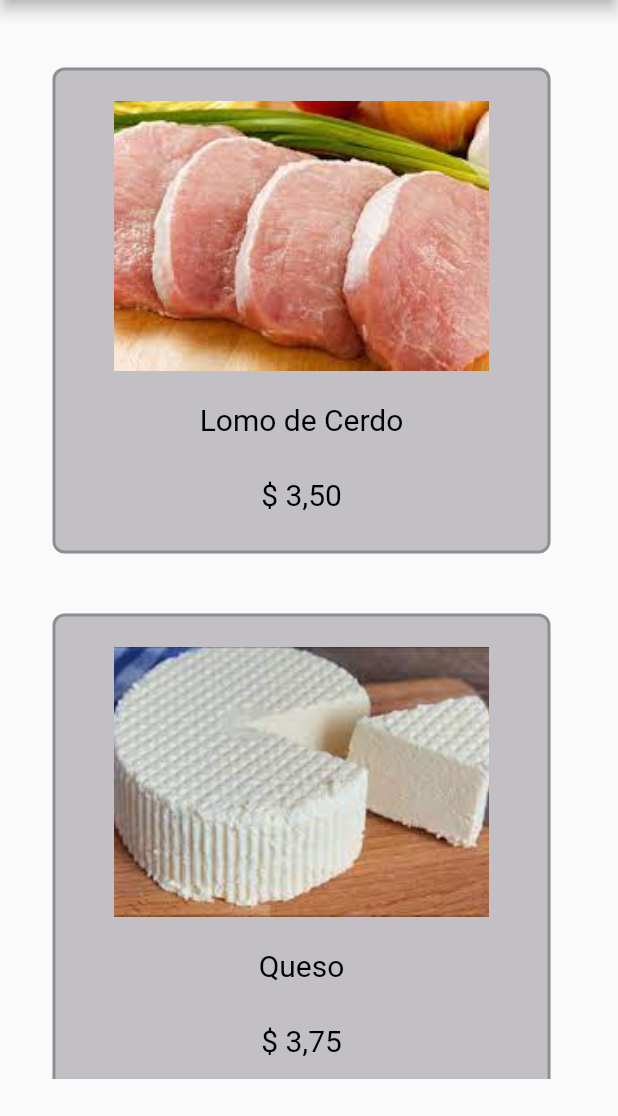
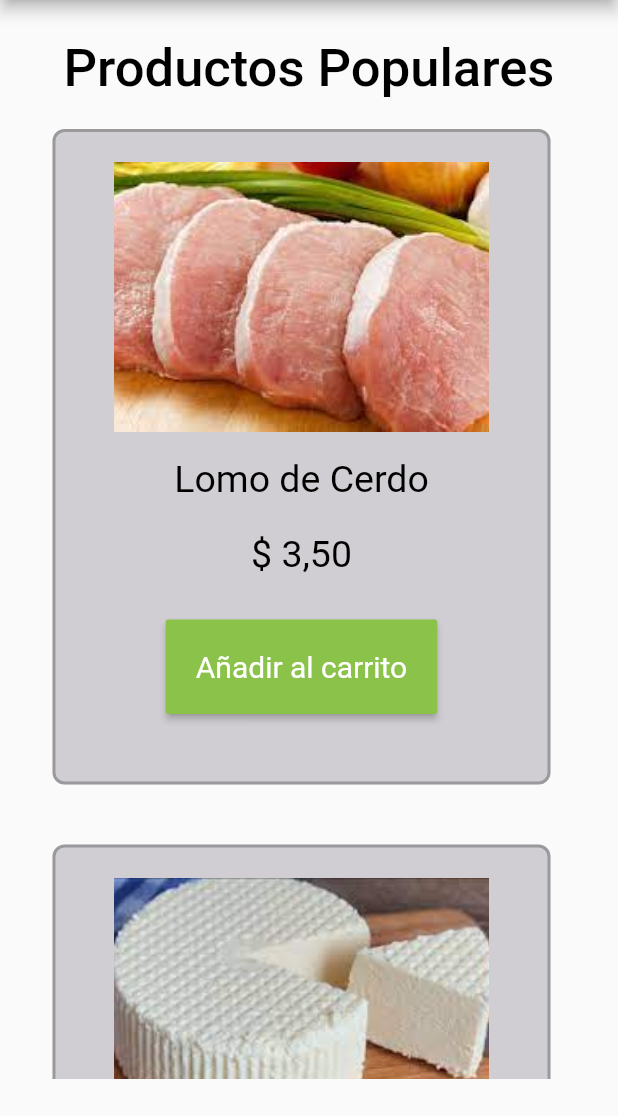
Before and after one commit to ferdeX64/prowessagronomia, a Flutter app: the screen it shows after launch, on a phone screen of 412 x 824 dp, the part 120-1236 px from its top. Run offline on Flutter 3.47's test engine with Material 2 defaults, Android fonts, the phone set to English and light mode, and no system bars; our stand-ins replace accordion, sliding_up_panel.

Commit message:
Boton Homepage

```diff
--- a/lib/src/pages/homepage.dart
+++ b/lib/src/pages/homepage.dart
@@ -58,13 +58,22 @@ class _HomepageState extends State<Homepage> {
                      builder: (BuildContext context) => const CarritoPage()));
                 },
               ),
-            ]),
+            ]
+            ),
         body: Container(
         padding: const EdgeInsets.all(25),
         child: SingleChildScrollView(
           child: Column(
             crossAxisAlignment: CrossAxisAlignment.start,
             children: <Widget>[
+              const Center(
+                child: Text('Productos Populares',
+                    style: TextStyle(
+                      fontWeight: FontWeight.w500,
+                      fontSize: 35,
+                      color: Colors.black),
+                      ),
+              ),
               ListView.builder(
                 scrollDirection: Axis.vertical,
                 itemCount: mList1.length,
@@ -74,7 +83,7 @@ class _HomepageState extends State<Homepage> {
                   margin: const EdgeInsets.only(bottom: 20, left:10,right: 20,top:20),
                   padding: const EdgeInsets.all(20),
                   decoration: BoxDecoration(
-                    color: const Color.fromRGBO(109, 104, 117,0.4),
+                    color: const Color.fromRGBO(109, 104, 117,0.3),
                     borderRadius: BorderRadius.circular(8.0),
                     border: Border.all(
                         width: 2, color: Colors.black26)),
@@ -85,13 +94,27 @@ class _HomepageState extends State<Homepage> {
                       Text( mList2[index].name,
                         style: const TextStyle(
                           fontWeight: FontWeight.w400,
-                          fontSize: 20,
-                          color: Colors.black, height:2.5),),
+                          fontSize: 25,
+                          color: Colors.black, height:2),),
                       Text(mList3[index].price,
                         style: const TextStyle(
                           fontWeight: FontWeight.w400,
-                          fontSize: 20,
-                          color: Colors.black, height:2.5),),
+                          fontSize: 25,
+                          color: Colors.black, height:2),),
+                      Center(
+                    child: Container(
+                      padding:  const EdgeInsets.symmetric(vertical: 25),
+                    child: RaisedButton(
+                      padding:  const EdgeInsets.symmetric(vertical: 20,horizontal:20),
+                      color: Colors.lightGreen, // background
+                      textColor: Colors.white, // foreground
+                      onPressed: () { },
+                      child: const Text('Añadir al carrito',style: TextStyle(
+                          fontWeight: FontWeight.w400,
+                          fontSize: 20)),
+                    )
+                    ),
+                  )
                     ],
                   ),
                 ),
```
